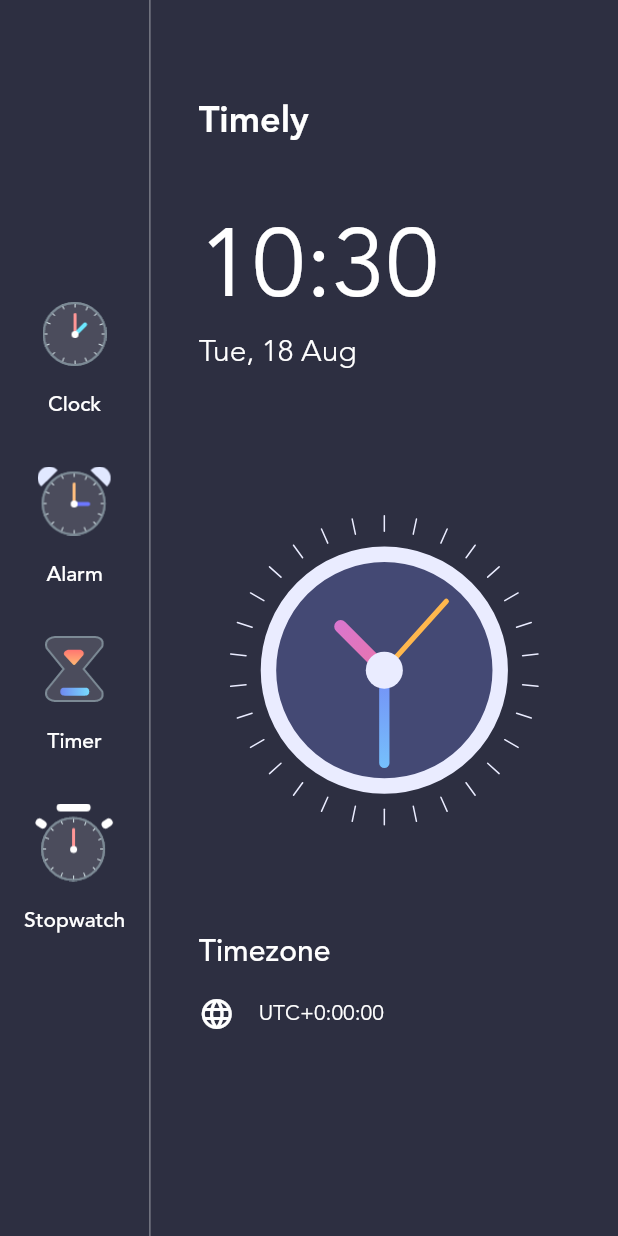
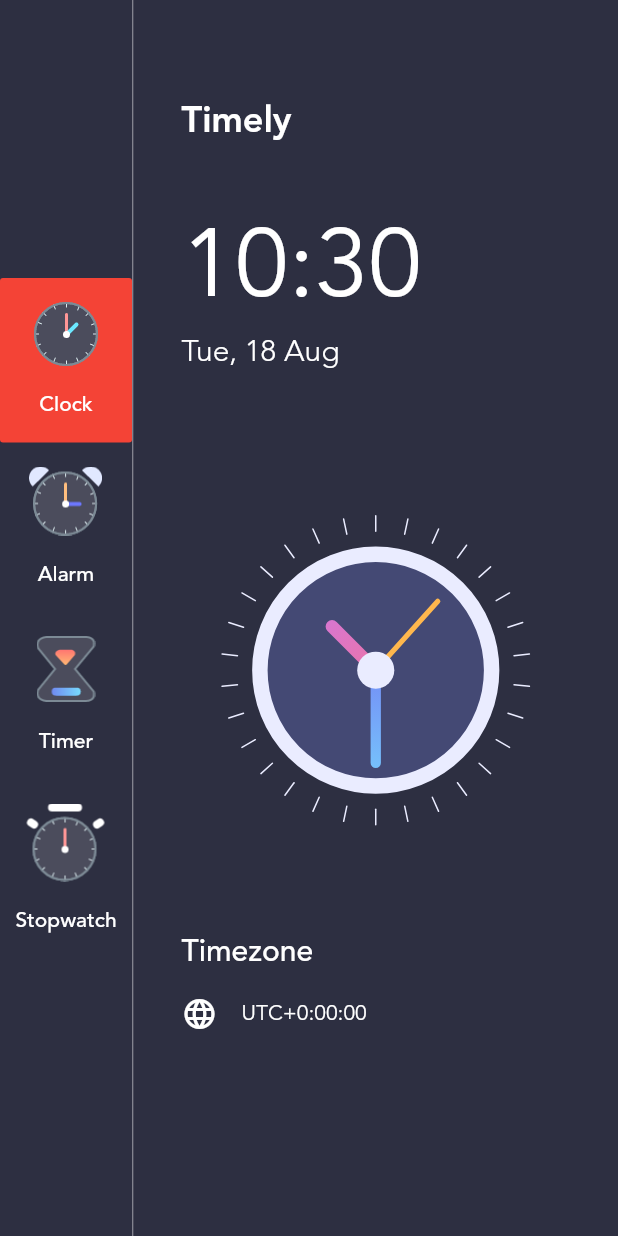
Before and after one commit to KevinApodaca/Timely, a Flutter app: the screen it shows after launch, on a phone screen of 412 x 824 dp. Run offline on Flutter 3.47's test engine with Material 2 defaults, Android fonts, the phone set to English and light mode, and no system bars.

```diff
--- /dev/null
+++ b/lib/enums.dart
@@ -0,0 +1 @@
+enum MenuType { clock, alarm, timer, stopwatch }
--- a/lib/main.dart
+++ b/lib/main.dart
@@ -1,5 +1,8 @@
+import 'package:Timely/enums.dart';
+import 'package:Timely/models/menu_info.dart';
 import 'package:Timely/views/homepage.dart';
 import 'package:flutter/material.dart';
+import 'package:provider/provider.dart';
 
 void main() {
   runApp(MyApp());
@@ -15,7 +18,10 @@ class MyApp extends StatelessWidget {
         primarySwatch: Colors.blue,
         visualDensity: VisualDensity.adaptivePlatformDensity,
       ),
-      home: HomePage(),
+      home: ChangeNotifierProvider<MenuInfo>(
+        create: (context) => MenuInfo(MenuType.clock),
+        child: HomePage(),
+      ),
     );
   }
 }
--- /dev/null
+++ b/lib/models/data.dart
@@ -0,0 +1,11 @@
+import 'package:Timely/enums.dart';
+
+import 'menu_info.dart';
+
+List<MenuInfo> menuItems = [
+  MenuInfo(MenuType.clock, title: 'Clock', imageSrc: 'assets/clock_icon.png'),
+  MenuInfo(MenuType.alarm, title: 'Alarm', imageSrc: 'assets/alarm_icon.png'),
+  MenuInfo(MenuType.timer, title: 'Timer', imageSrc: 'assets/timer_icon.png'),
+  MenuInfo(MenuType.stopwatch,
+      title: 'Stopwatch', imageSrc: 'assets/stopwatch_icon.png'),
+];
--- /dev/null
+++ b/lib/models/menu_info.dart
@@ -0,0 +1,18 @@
+import 'package:Timely/enums.dart';
+import 'package:flutter/foundation.dart';
+
+class MenuInfo extends ChangeNotifier {
+  MenuType menuType;
+  String imageSrc;
+  String title;
+
+  MenuInfo(this.menuType, {this.title, this.imageSrc});
+
+  updateMenu(MenuInfo menuInfo) {
+    this.menuType = menuInfo.menuType;
+    this.imageSrc = menuInfo.imageSrc;
+    this.title = menuInfo.title;
+
+    notifyListeners();
+  }
+}
--- a/lib/views/homepage.dart
+++ b/lib/views/homepage.dart
@@ -1,6 +1,9 @@
+import 'package:Timely/models/data.dart';
+import 'package:Timely/models/menu_info.dart';
 import 'package:Timely/widgets/clock_widget.dart';
 import 'package:flutter/material.dart';
 import 'package:intl/intl.dart';
+import 'package:provider/provider.dart';
 
 class HomePage extends StatefulWidget {
   @override
@@ -24,12 +27,9 @@ class _HomePageState extends State<HomePage> {
         children: <Widget>[
           Column(
             mainAxisAlignment: MainAxisAlignment.center,
-            children: <Widget>[
-              buildMenuButton('Clock', 'assets/clock_icon.png'),
-              buildMenuButton('Alarm', 'assets/alarm_icon.png'),
-              buildMenuButton('Timer', 'assets/timer_icon.png'),
-              buildMenuButton('Stopwatch', 'assets/stopwatch_icon.png'),
-            ],
+            children: menuItems
+                .map((currentMenuInfo) => buildMenuButton(currentMenuInfo))
+                .toList(),
           ),
           VerticalDivider(
             color: Colors.white54,
@@ -133,26 +133,34 @@ class _HomePageState extends State<HomePage> {
     );
   }
 
-  Padding buildMenuButton(String title, String image) {
-    return Padding(
+  Widget buildMenuButton(MenuInfo currentMenuInfo) {
+    return Consumer<MenuInfo>(
+      builder: (BuildContext context, MenuInfo value, Widget child) {
+        return FlatButton(
           padding: const EdgeInsets.symmetric(vertical: 16.0),
-      child: FlatButton(
-        onPressed: () {},
+          color: currentMenuInfo.menuType == value.menuType
+              ? Colors.red
+              : Colors.transparent,
+          onPressed: () {
+            var menuInfo = Provider.of<MenuInfo>(context, listen: false);
+            menuInfo.updateMenu(currentMenuInfo);
+          },
           child: Column(
             children: <Widget>[
               Image.asset(
-              image,
+                currentMenuInfo.imageSrc,
                 scale: 1.5,
               ),
               SizedBox(height: 16),
               Text(
-              title ?? '',
+                currentMenuInfo.title ?? '',
                 style: TextStyle(
                     fontFamily: 'avenir', color: Colors.white, fontSize: 14),
               ),
             ],
           ),
-      ),
+        );
+      },
     );
   }
 }
--- a/pubspec.yaml
+++ b/pubspec.yaml
@@ -21,6 +21,7 @@ environment:
   sdk: ">=2.7.0 <3.0.0"
 
 dependencies:
+  provider: ^4.3.2
   intl: ^0.16.1
   flutter:
     sdk: flutter
```
Also changed, not shown: pubspec.lock. Lines whose indentation alone changed are shown as unchanged.
